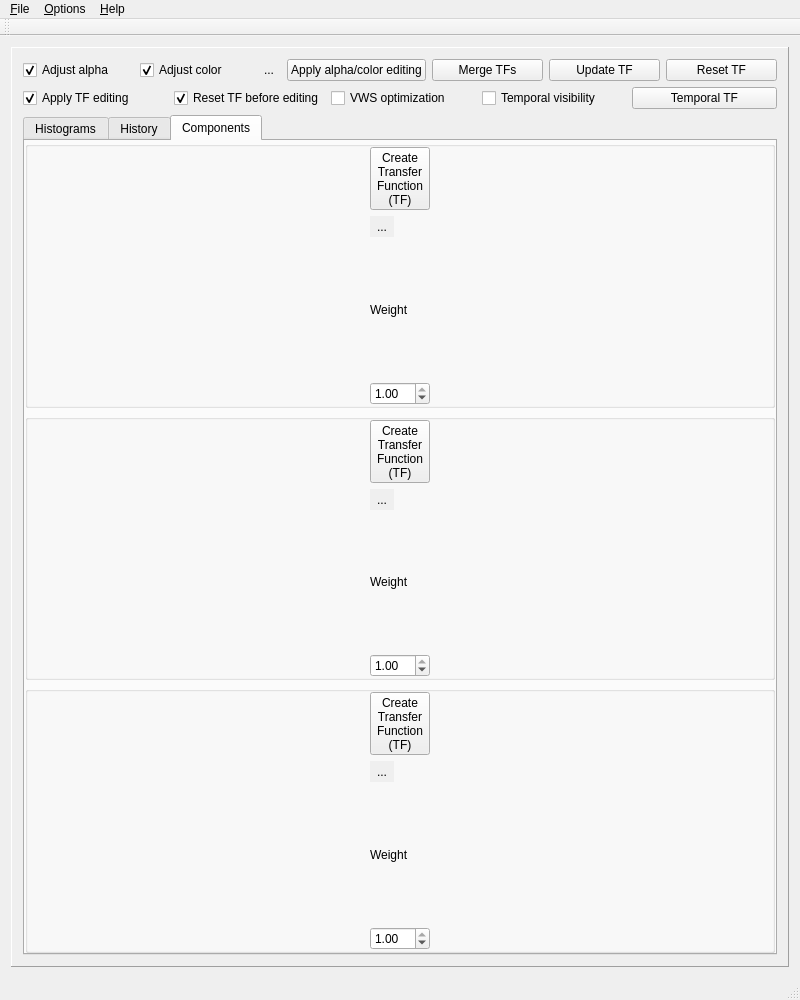
Above: QtCuda/mainwindow.ui from luosz/cuda-visibility before the change. Below: the same form after it.
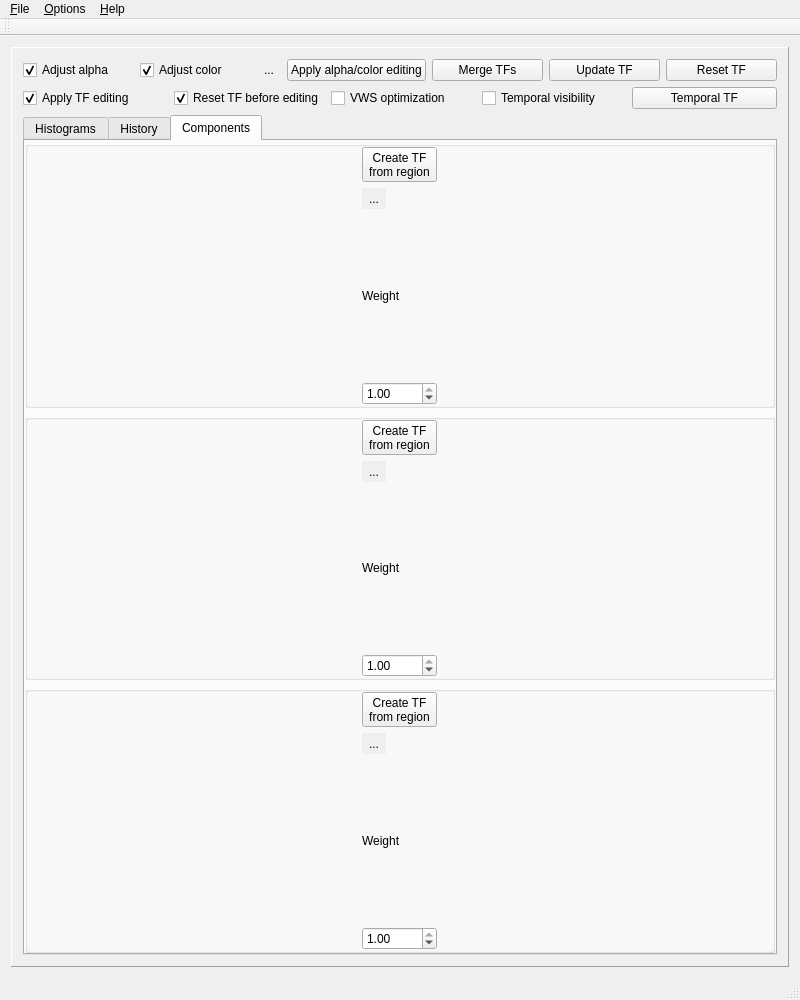
That is the form after the change. The open tabs and pages were chosen to show the change.

Patch:
```diff
--- a/QtCuda/mainwindow.ui
+++ b/QtCuda/mainwindow.ui
@@ -353,10 +353,8 @@
                 <item row="0" column="0">
                  <widget class="QToolButton" name="toolButton_5">
                   <property name="text">
-                   <string>Create
-Transfer
-Function
-(TF)</string>
+                   <string>Create TF
+from region</string>
                   </property>
                  </widget>
                 </item>
@@ -398,10 +396,8 @@
                 <item row="0" column="0">
                  <widget class="QToolButton" name="toolButton_6">
                   <property name="text">
-                   <string>Create
-Transfer
-Function
-(TF)</string>
+                   <string>Create TF
+from region</string>
                   </property>
                  </widget>
                 </item>
@@ -463,10 +459,8 @@
                 <item row="0" column="0">
                  <widget class="QToolButton" name="toolButton_7">
                   <property name="text">
-                   <string>Create
-Transfer
-Function
-(TF)</string>
+                   <string>Create TF
+from region</string>
                   </property>
                  </widget>
                 </item>
```
